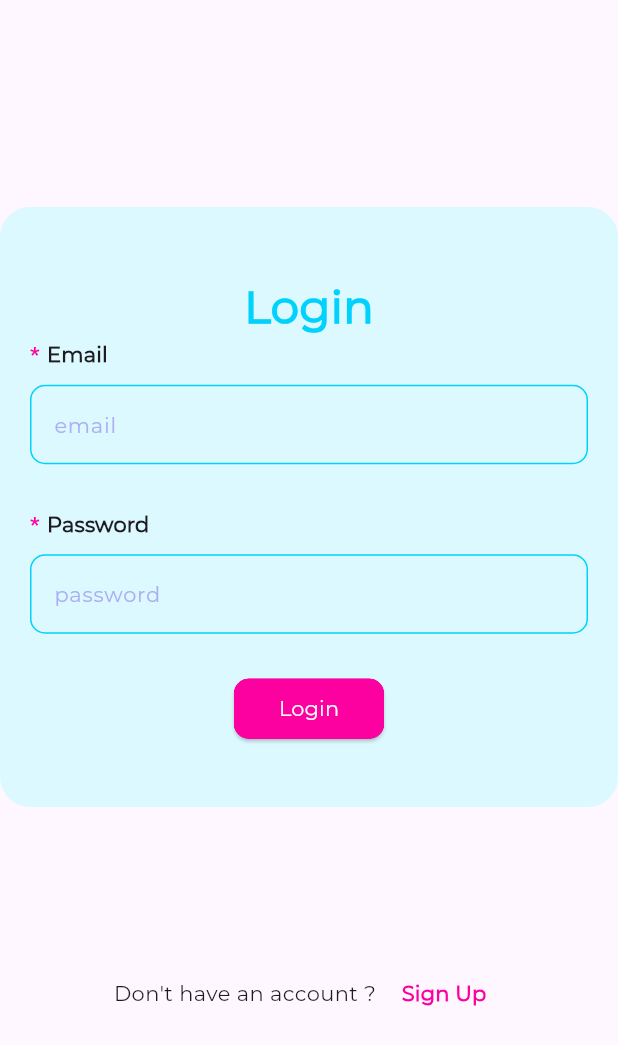
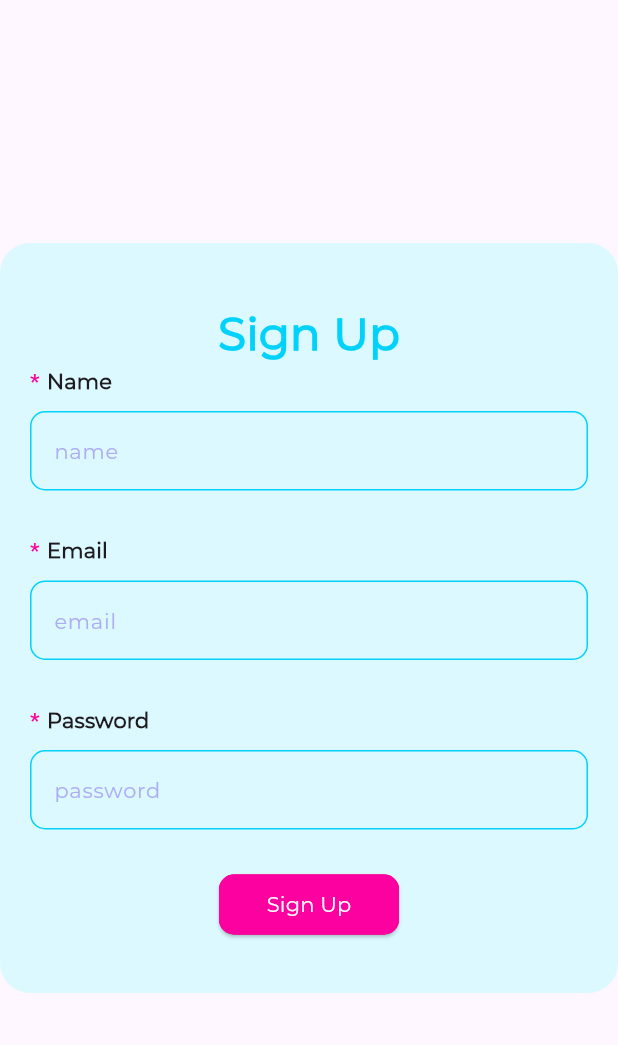
Before and after one commit to Atanu-Sabyasachi/Flutter_Node_CleanArchitecture, a Flutter app: the screen it shows after launch, after a tap on "Sign Up", on a phone screen of 412 x 824 dp. Shown: the top 1045 px of the screen. Run offline on Flutter 3.47's test engine with Material 3 defaults, Android fonts, the phone set to English and light mode, and no system bars; our stand-ins replace firebase_auth, firebase_core, shared_preferences; accounts and stored records are empty.

Commit message:
sign up ui added

```diff
--- a/lib/features/authentication/presentation/pages/login_page.dart
+++ b/lib/features/authentication/presentation/pages/login_page.dart
@@ -1,6 +1,7 @@
 import 'package:flutter/material.dart';
 import 'package:flutter_node_practice/core/constants/custom_button.dart';
 import 'package:flutter_node_practice/core/constants/custom_colors.dart';
+import 'package:flutter_node_practice/features/authentication/presentation/pages/signup_page.dart';
 import 'package:flutter_node_practice/features/authentication/presentation/widgets/auth_form_fields.dart';
 
 class LoginPage extends StatefulWidget {
@@ -81,7 +82,12 @@ class _LoginPageState extends State<LoginPage> {
                 const Text("Don't have an account ?"),
                 const SizedBox(width: 5),
                 TextButton(
-                    onPressed: () {},
+                    onPressed: () {
+                      Navigator.push(
+                        context,
+                        MaterialPageRoute(builder: (context) => const SignUp()),
+                      );
+                    },
                     child: const Text(
                       "Sign Up",
                       style: TextStyle(
--- a/lib/features/authentication/presentation/pages/signup_page.dart
+++ b/lib/features/authentication/presentation/pages/signup_page.dart
@@ -0,0 +1,94 @@
+import 'package:flutter/material.dart';
+import 'package:flutter_node_practice/core/constants/custom_button.dart';
+import 'package:flutter_node_practice/core/constants/custom_colors.dart';
+import 'package:flutter_node_practice/features/authentication/presentation/widgets/auth_form_fields.dart';
+
+class SignUp extends StatefulWidget {
+  const SignUp({super.key});
+
+  @override
+  State<SignUp> createState() => _SignUpState();
+}
+
+class _SignUpState extends State<SignUp> {
+  final TextEditingController _emailController = TextEditingController(),
+      _nameController = TextEditingController(),
+      _passwordController = TextEditingController();
+  @override
+  Widget build(BuildContext context) {
+    return Scaffold(
+      body: Center(
+        child: Column(
+          mainAxisAlignment: MainAxisAlignment.center,
+          crossAxisAlignment: CrossAxisAlignment.center,
+          children: [
+            Container(
+              height: 500,
+              decoration: BoxDecoration(
+                borderRadius: BorderRadius.circular(20),
+                color: CustomColor.secondaryColor,
+              ),
+              child: Padding(
+                padding: const EdgeInsets.all(20),
+                child: Column(
+                  mainAxisAlignment: MainAxisAlignment.center,
+                  crossAxisAlignment: CrossAxisAlignment.center,
+                  children: [
+                    const Text(
+                      "Sign Up",
+                      style: TextStyle(
+                        color: CustomColor.primaryColor,
+                        fontSize: 30,
+                        fontWeight: FontWeight.bold,
+                      ),
+                    ),
+                    AuthFormField(
+                      title: 'Name',
+                      hintText: 'name',
+                      isRequired: true,
+                      validator: (email) {
+                        return null;
+                      },
+                      controller: _nameController,
+                    ),
+                    const SizedBox(height: 30),
+                    AuthFormField(
+                      title: 'Email',
+                      hintText: 'email',
+                      isRequired: true,
+                      validator: (email) {
+                        return null;
+                      },
+                      controller: _emailController,
+                    ),
+                    const SizedBox(height: 30),
+                    AuthFormField(
+                      title: 'Password',
+                      hintText: 'password',
+                      isRequired: true,
+                      validator: (email) {
+                        return null;
+                      },
+                      controller: _passwordController,
+                    ),
+                    const SizedBox(height: 30),
+                    CustomButton(
+                      width: 120,
+                      child: const Text(
+                        "Sign Up",
+                        style: TextStyle(
+                          color: CustomColor.white,
+                        ),
+                      ),
+                      onPressed: () {},
+                    ),
+                  ],
+                ),
+              ),
+            ),
+          ],
+        ),
+      ),
+    );
+  }
+}
```
